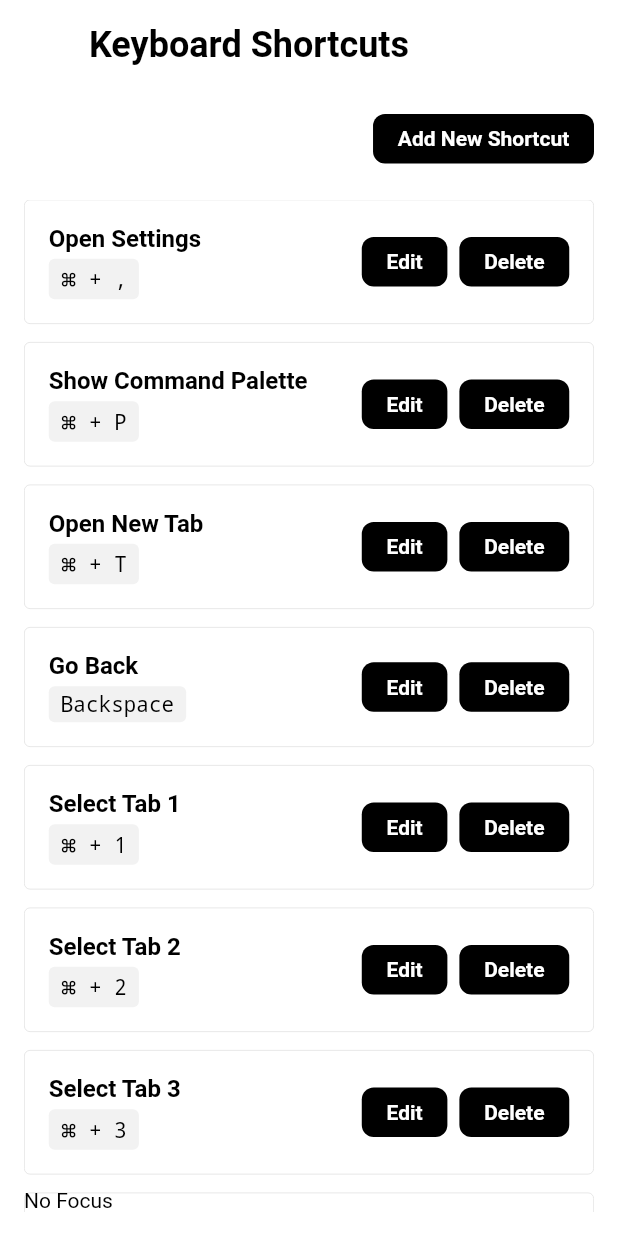
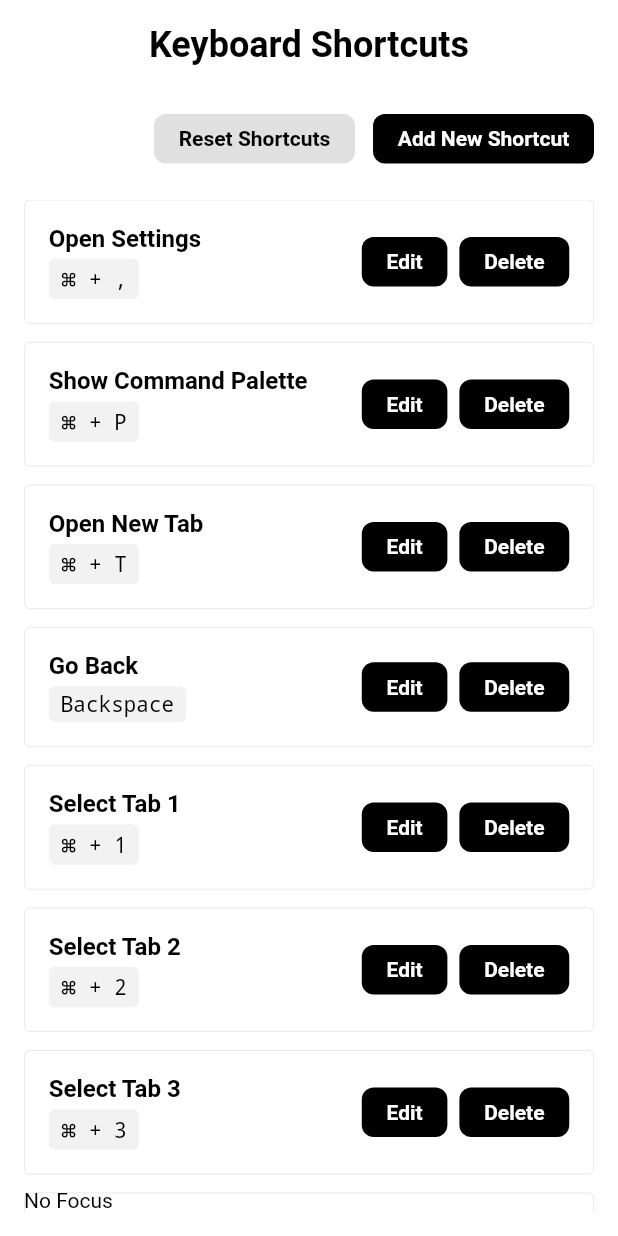
Before and after one commit to orestesgaolin/flutter_desktop_sandbox, a Flutter app: the ShortcutsManagerPage screen opened by its route, on a phone screen of 412 x 824 dp. Run offline on Flutter 3.47's test engine with Material 3 defaults, Android fonts, the phone set to English and light mode, and no system bars; our stand-ins replace equatable.

Commit message:
feat: add reset to default shortcuts

```diff
--- a/lib/shortcuts/shortcuts_manager_page.dart
+++ b/lib/shortcuts/shortcuts_manager_page.dart
@@ -124,6 +124,11 @@ class _ShortcutsManagerPageState extends State<ShortcutsManagerPage> {
     });
   }
 
+  void _resetShortcuts() {
+    _shortcutsProvider.resetShortcuts();
+    setState(() {});
+  }
+
   String _getIntentName(CustomIntent intent) {
     return intent.name ?? '';
   }
@@ -148,7 +153,6 @@ class _ShortcutsManagerPageState extends State<ShortcutsManagerPage> {
                   ),
                 ),
               ),
-              SizedBox(width: 80), // Balance for back button
             ],
           ),
           const SizedBox(height: 32),
@@ -158,7 +162,13 @@ class _ShortcutsManagerPageState extends State<ShortcutsManagerPage> {
           else
             Row(
               mainAxisAlignment: MainAxisAlignment.end,
+              spacing: 12,
               children: [
+                AppButton(
+                  onPressed: _resetShortcuts,
+                  label: 'Reset Shortcuts',
+                  variant: ButtonVariant.secondary,
+                ),
                 AppButton(
                   label: 'Add New Shortcut',
                   onPressed: _startAddShortcut,
@@ -270,6 +280,7 @@ class _ShortcutsManagerPageState extends State<ShortcutsManagerPage> {
                   AppButton(
                     label: 'Cancel',
                     onPressed: _cancelEdit,
+                    variant: ButtonVariant.secondary,
                   ),
                   const SizedBox(width: 12),
                   AppButton(
--- a/lib/shortcuts/shortcuts_provider.dart
+++ b/lib/shortcuts/shortcuts_provider.dart
@@ -1,3 +1,4 @@
+import 'package:flutter/services.dart';
 import 'package:flutter/widgets.dart';
 import 'package:sandbox/shortcuts/intents.dart';
 import 'package:sandbox/shortcuts/shortcut_model.dart';
@@ -7,11 +8,60 @@ class ShortcutsProvider extends ChangeNotifier {
   /// The list of custom shortcuts
   final List<CustomShortcut> _shortcuts = [];
 
+  final List<CustomShortcut> _defaultShorcuts = [
+    CustomShortcut(
+      id: 'open_settings',
+      name: 'Open Settings',
+      keys: LogicalKeySet(LogicalKeyboardKey.meta, LogicalKeyboardKey.comma),
+      intent: OpenSettingsIntent(),
+    ),
+    CustomShortcut(
+      id: 'show_command_palette',
+      name: 'Show Command Palette',
+      keys: LogicalKeySet(LogicalKeyboardKey.meta, LogicalKeyboardKey.keyP),
+      intent: ShowCommandPaletteIntent(),
+    ),
+    CustomShortcut(
+      id: 'open_new_tab',
+      name: 'Open New Tab',
+      keys: LogicalKeySet(LogicalKeyboardKey.meta, LogicalKeyboardKey.keyT),
+      intent: OpenNewTabIntent(),
+    ),
+    CustomShortcut(
+      id: 'go_back',
+      name: 'Go Back',
+      keys: LogicalKeySet(LogicalKeyboardKey.backspace),
+      intent: GoBackIntent(),
+    ),
+    for (final i in [1, 2, 3, 4, 5, 6, 7, 8, 9])
+      CustomShortcut(
+        id: 'select_tab_$i',
+        name: 'Select Tab $i',
+        keys: LogicalKeySet(
+          LogicalKeyboardKey.meta,
+          switch (i) {
+            1 => LogicalKeyboardKey.digit1,
+            2 => LogicalKeyboardKey.digit2,
+            3 => LogicalKeyboardKey.digit3,
+            4 => LogicalKeyboardKey.digit4,
+            5 => LogicalKeyboardKey.digit5,
+            6 => LogicalKeyboardKey.digit6,
+            7 => LogicalKeyboardKey.digit7,
+            8 => LogicalKeyboardKey.digit8,
+            9 => LogicalKeyboardKey.digit9,
+            _ => null,
+          },
+        ),
+        intent: SelectTabIntent(i),
+      ),
+  ];
+
   /// Getter for shortcuts
   List<CustomShortcut> get shortcuts => List.unmodifiable(_shortcuts);
 
   /// Constructor with optional initial shortcuts
   ShortcutsProvider({List<CustomShortcut>? initialShortcuts}) {
+    _shortcuts.addAll(_defaultShorcuts);
     if (initialShortcuts != null) {
       _shortcuts.addAll(initialShortcuts);
     }
@@ -35,6 +85,12 @@ class ShortcutsProvider extends ChangeNotifier {
   /// Delete a shortcut
   void deleteShortcut(String id) {
     _shortcuts.removeWhere((s) => s.id == id);
+    notifyListeners();
+  }
+
+  void resetShortcuts() {
+    _shortcuts.clear();
+    _shortcuts.addAll(_defaultShorcuts);
     notifyListeners();
   }
 
```
Also changed, not shown: lib/main.dart (+7 -52 lines).
